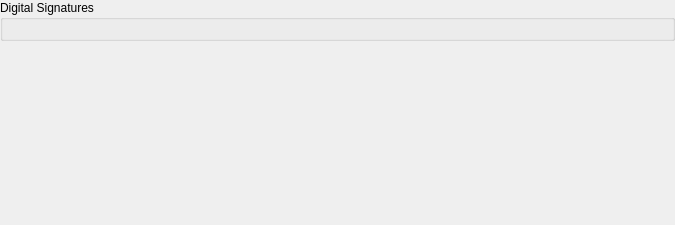
KDE/okular, file generators/poppler/conf/certsettingswidget.ui: the form before one commit.
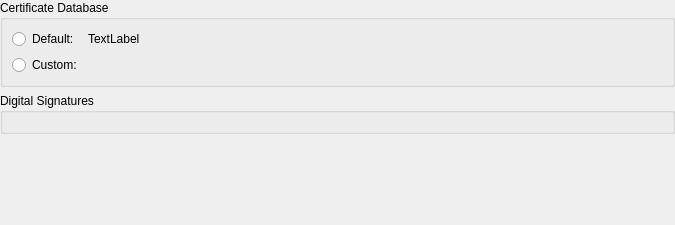
The form after the commit.

Commit message:
Improvements to adding digital signatures
 * Don't make WidgetAnnotation know about signatures stuff, widget
   annotations are for multiple things
 * Don't create an "empty" widget annotation and then call sign on it
   (which is wrong because widget annotations can be multiple things),
   just say sign the document with this data (cert, l&f, etc)
 * Remove the "management" functionality from CertificateTools it was
   only visual, i.e. it didn't really add/remove certificates
 * Ask for the NSS password (if needed)

Diff of the .ui file:
```diff
--- a/generators/poppler/conf/certsettingswidget.ui
+++ b/generators/poppler/conf/certsettingswidget.ui
@@ -24,22 +24,46 @@
     <number>0</number>
    </property>
    <item>
-    <widget class="QGroupBox" name="certificatesGroup">
+    <widget class="QGroupBox" name="DBGroupBox">
      <property name="title">
-      <string>Digital Signatures</string>
+      <string>Certificate Database</string>
      </property>
-     <layout class="QVBoxLayout" name="certificatesPlaceholder"/>
-    </widget>
-   </item>
-   <item>
-    <widget class="QWidget" name="certpathsettings">
      <layout class="QFormLayout" name="formLayout">
       <property name="fieldGrowthPolicy">
        <enum>QFormLayout::ExpandingFieldsGrow</enum>
       </property>
+      <item row="0" column="0">
+       <widget class="QRadioButton" name="kcfg_UseDefaultDB">
+        <property name="text">
+         <string>Default:</string>
+        </property>
+       </widget>
+      </item>
+      <item row="1" column="0">
+       <widget class="QRadioButton" name="customRadioButton">
+        <property name="text">
+         <string>Custom:</string>
+        </property>
+       </widget>
+      </item>
+      <item row="0" column="1">
+       <widget class="QLabel" name="defaultLabel">
+        <property name="text">
+         <string notr="true">TextLabel</string>
+        </property>
+       </widget>
+      </item>
      </layout>
     </widget>
    </item>
+   <item>
+    <widget class="QGroupBox" name="certificatesGroup">
+     <property name="title">
+      <string>Digital Signatures</string>
+     </property>
+     <layout class="QVBoxLayout" name="certificatesPlaceholder"/>
+    </widget>
+   </item>
    <item>
     <spacer>
      <property name="orientation">
```
The commit also changes 15 other files.
